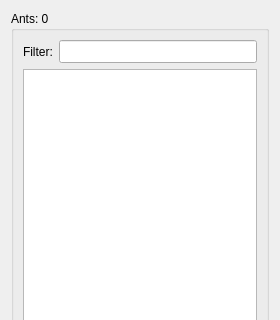
The window that src/fort-studio/AntListWidget.ui (formicidae-tracker/studio) describes before a commit, drawn with Qt 5; both pictures show x 0 to 280 and y 0 to 320 of the 280 by 510 pixel window.
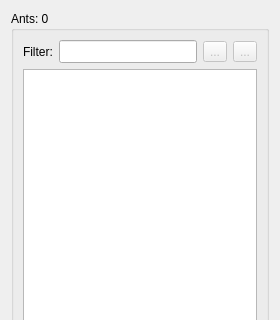
The same window after the commit. Icons and pictures are not drawn.

Commit message: Enables edits of ants and data tracking directories

What changed in the file:
```diff
--- a/src/fort-studio/AntListWidget.ui
+++ b/src/fort-studio/AntListWidget.ui
@@ -19,9 +19,30 @@
      <property name="title">
       <string>Ants: 0</string>
      </property>
-     <layout class="QVBoxLayout" name="verticalLayout_2">
-      <item>
-       <layout class="QFormLayout" name="formLayout">
+     <layout class="QGridLayout" name="gridLayout">
+      <item row="0" column="2">
+       <widget class="QToolButton" name="addButton">
+        <property name="enabled">
+         <bool>false</bool>
+        </property>
+        <property name="text">
+         <string>...</string>
+        </property>
+        <property name="icon">
+         <iconset theme="list-add">
+          <normaloff>.</normaloff>.</iconset>
+        </property>
+       </widget>
+      </item>
+      <item row="0" column="1">
+       <widget class="QLineEdit" name="filterEdit">
+        <property name="font">
+         <font>
+          <family>DejaVu Sans Mono</family>
+         </font>
+        </property>
+       </widget>
+      </item>
         <item row="0" column="0">
          <widget class="QLabel" name="filterLabel">
           <property name="text">
@@ -29,18 +50,21 @@
           </property>
          </widget>
         </item>
-        <item row="0" column="1">
-         <widget class="QLineEdit" name="filterEdit">
-          <property name="font">
-           <font>
-            <family>DejaVu Sans Mono</family>
-           </font>
+      <item row="0" column="3">
+       <widget class="QToolButton" name="removeButton">
+        <property name="enabled">
+         <bool>false</bool>
+        </property>
+        <property name="text">
+         <string>...</string>
+        </property>
+        <property name="icon">
+         <iconset theme="list-remove">
+          <normaloff>.</normaloff>.</iconset>
           </property>
          </widget>
         </item>
-       </layout>
-      </item>
-      <item>
+      <item row="1" column="0" colspan="4">
        <widget class="QListWidget" name="listWidget">
         <property name="font">
          <font>
```
Left out of the diff: 6 changed lines with no effect on the pictures. Lines whose indentation alone changed are shown as unchanged. The commit also changes 8 other files.
